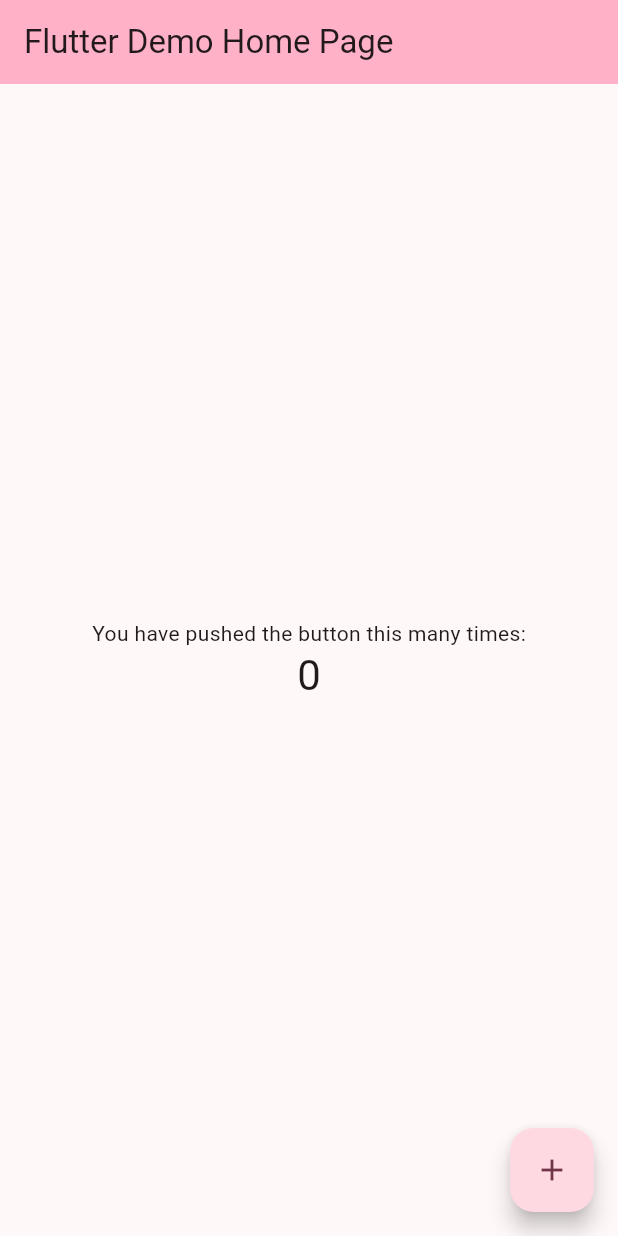
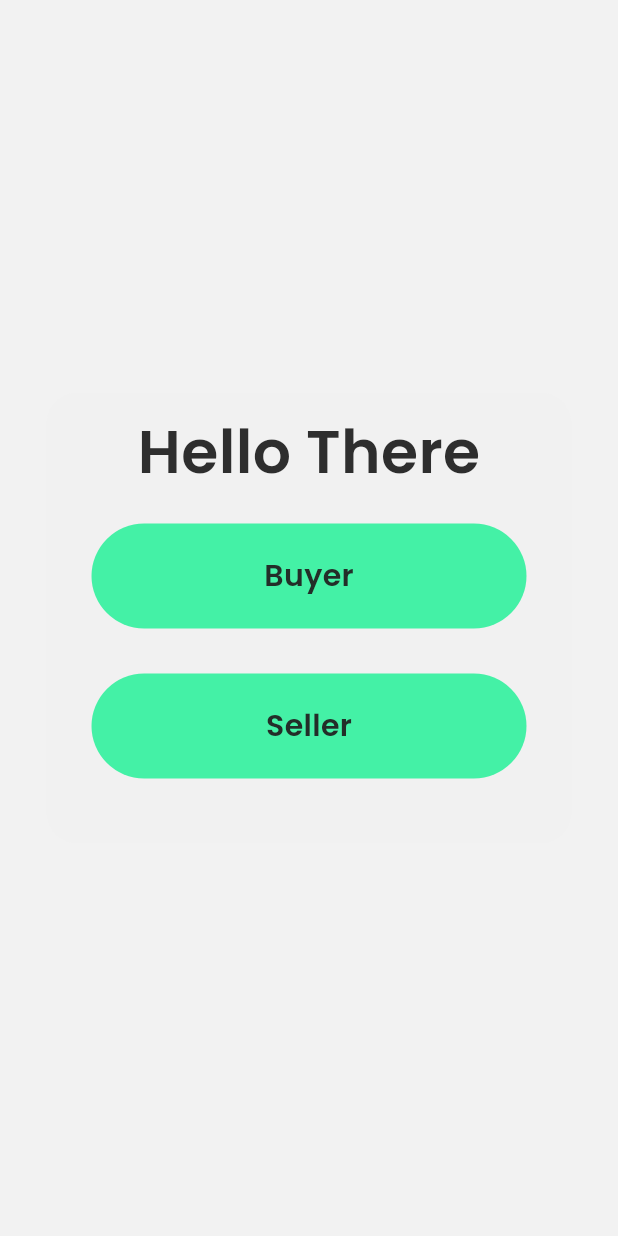
Before and after one commit to GouthamCArun/bazar, a Flutter app: the screen it shows after launch, on a phone screen of 412 x 824 dp. Run offline on Flutter 3.47's test engine with Material 2 defaults, Android fonts, the phone set to English and light mode, and no system bars; our stand-ins replace google_fonts.

Commit message:
divider page done

```diff
--- /dev/null
+++ b/lib/Ui/buying_home.dart
@@ -0,0 +1,17 @@
+import 'package:flutter/material.dart';
+
+class BuyingHome extends StatefulWidget {
+  const BuyingHome({super.key});
+
+  @override
+  State<BuyingHome> createState() => _BuyingHomeState();
+}
+
+class _BuyingHomeState extends State<BuyingHome> {
+  @override
+  Widget build(BuildContext context) {
+    return const Scaffold(
+body: Text('BUY NOW'),
+    );
+  }
+}
--- /dev/null
+++ b/lib/Ui/divider.dart
@@ -0,0 +1,91 @@
+import 'package:bazaar/Ui/buying_home.dart';
+import 'package:flutter/material.dart';
+import 'package:google_fonts/google_fonts.dart';
+
+class DividerPage extends StatelessWidget {
+  const DividerPage({super.key});
+
+  @override
+  Widget build(BuildContext context) {
+    return SafeArea(
+        child: Center(
+      child: Container(
+        padding: const EdgeInsets.all(10),
+        height: 300,
+        width: 350,
+        decoration: const BoxDecoration(
+            borderRadius: BorderRadius.all(Radius.circular(20)),
+            color: Color(0xfff1f1f1f1)),
+        child: Column(
+          children: [
+            Text(
+              'Hello There',
+              style: GoogleFonts.poppins(
+                  fontWeight: FontWeight.w600,
+                  fontSize: 40,
+                  color: const Color.fromARGB(239, 33, 33, 33)),
+            ),
+            const SizedBox(
+              height: 20,
+            ),
+            GestureDetector(
+              onTap: () {
+                Navigator.push(
+                  context,
+                  MaterialPageRoute(
+                    builder: (context) => const BuyingHome(),
+                  ),
+                );
+              },
+              child: Container(
+                height: 70,
+                width: 290,
+                decoration: const BoxDecoration(
+                  color: Color(0xFF44f1a6),
+                  borderRadius: BorderRadius.all(Radius.circular(40)),
+                ),
+                child: Center(
+                  child: Text(
+                    'Buyer',
+                    style: GoogleFonts.poppins(
+                        fontWeight: FontWeight.w600,
+                        fontSize: 20,
+                        color: const Color.fromARGB(239, 33, 33, 33)),
+                  ),
+                ),
+              ),
+            ),
+            const SizedBox(
+              height: 30,
+            ),
+            GestureDetector(
+              onTap: () {
+                Navigator.push(
+                    context,
+                    MaterialPageRoute(
+                        builder: (context) => const BuyingHome()));
+              },
+              child: Container(
+                height: 70,
+                width: 290,
+                decoration: const BoxDecoration(
+                  color: Color(0xFF44f1a6),
+                  borderRadius: BorderRadius.all(Radius.circular(40)),
+                ),
+                child: Center(
+                  child: Text(
+                    'Seller',
+                    style: GoogleFonts.poppins(
+                        fontWeight: FontWeight.w600,
+                        fontSize: 20,
+                        color: const Color.fromARGB(239, 33, 33, 33)),
+                  ),
+                ),
+              ),
+            ),
+          ],
+        ),
+      ),
+    ));
+  }
+}
--- a/lib/main.dart
+++ b/lib/main.dart
@@ -1,4 +1,6 @@
 import 'package:flutter/material.dart';
+
+import 'Ui/divider.dart';
 
 void main() {
   runApp(const MyApp());
@@ -13,113 +15,12 @@ class MyApp extends StatelessWidget {
     return MaterialApp(
       title: 'Flutter Demo',
       theme: ThemeData(
-        // This is the theme of your application.
-        //
-        // TRY THIS: Try running your application with "flutter run". You'll see
-        // the application has a blue toolbar. Then, without quitting the app,
-        // try changing the seedColor in the colorScheme below to Colors.green
-        // and then invoke "hot reload" (save your changes or press the "hot
-        // reload" button in a Flutter-supported IDE, or press "r" if you used
-        // the command line to start the app).
-        //
-        // Notice that the counter didn't reset back to zero; the application
-        // state is not lost during the reload. To reset the state, use hot
-        // restart instead.
-        //
-        // This works for code too, not just values: Most code changes can be
-        // tested with just a hot reload.
         colorScheme: ColorScheme.fromSeed(seedColor: const Color.fromARGB(255, 0, 0, 0)),
         useMaterial3: true,
       ),
-      home: const MyHomePage(title: 'Flutter Demo Home Page'),
+      home: const Scaffold(
+        backgroundColor: Color(0xfff1f1f1f1),
+        body: DividerPage()),
     );
   }
 }
-
-class MyHomePage extends StatefulWidget {
-  const MyHomePage({super.key, required this.title});
-
-  // This widget is the home page of your application. It is stateful, meaning
-  // that it has a State object (defined below) that contains fields that affect
-  // how it looks.
-
-  // This class is the configuration for the state. It holds the values (in this
-  // case the title) provided by the parent (in this case the App widget) and
-  // used by the build method of the State. Fields in a Widget subclass are
-  // always marked "final".
-
-  final String title;
-
-  @override
-  State<MyHomePage> createState() => _MyHomePageState();
-}
-
-class _MyHomePageState extends State<MyHomePage> {
-  int _counter = 0;
-
-  void _incrementCounter() {
-    setState(() {
-      // This call to setState tells the Flutter framework that something has
-      // changed in this State, which causes it to rerun the build method below
-      // so that the display can reflect the updated values. If we changed
-      // _counter without calling setState(), then the build method would not be
-      // called again, and so nothing would appear to happen.
-      _counter++;
-    });
-  }
-
-  @override
-  Widget build(BuildContext context) {
-    // This method is rerun every time setState is called, for instance as done
-    // by the _incrementCounter method above.
-    //
-    // The Flutter framework has been optimized to make rerunning build methods
-    // fast, so that you can just rebuild anything that needs updating rather
-    // than having to individually change instances of widgets.
-    return Scaffold(
-      appBar: AppBar(
-        // TRY THIS: Try changing the color here to a specific color (to
-        // Colors.amber, perhaps?) and trigger a hot reload to see the AppBar
-        // change color while the other colors stay the same.
-        backgroundColor: Theme.of(context).colorScheme.inversePrimary,
-        // Here we take the value from the MyHomePage object that was created by
-        // the App.build method, and use it to set our appbar title.
-        title: Text(widget.title),
-      ),
-      body: Center(
-        // Center is a layout widget. It takes a single child and positions it
-        // in the middle of the parent.
-        child: Column(
-          // Column is also a layout widget. It takes a list of children and
-          // arranges them vertically. By default, it sizes itself to fit its
-          // children horizontally, and tries to be as tall as its parent.
-          //
-          // Column has various properties to control how it sizes itself and
-          // how it positions its children. Here we use mainAxisAlignment to
-          // center the children vertically; the main axis here is the vertical
-          // axis because Columns are vertical (the cross axis would be
-          // horizontal).
-          //
-          // TRY THIS: Invoke "debug painting" (choose the "Toggle Debug Paint"
-          // action in the IDE, or press "p" in the console), to see the
-          // wireframe for each widget.
-          mainAxisAlignment: MainAxisAlignment.center,
-          children: <Widget>[
-            const Text(
-              'You have pushed the button this many times:',
-            ),
-            Text(
-              '$_counter',
-              style: Theme.of(context).textTheme.headlineMedium,
-            ),
-          ],
-        ),
-      ),
-      floatingActionButton: FloatingActionButton(
-        onPressed: _incrementCounter,
-        tooltip: 'Increment',
-        child: const Icon(Icons.add),
-      ), // This trailing comma makes auto-formatting nicer for build methods.
-    );
-  }
-}
--- a/pubspec.yaml
+++ b/pubspec.yaml
@@ -35,6 +35,7 @@ dependencies:
   # The following adds the Cupertino Icons font to your application.
   # Use with the CupertinoIcons class for iOS style icons.
   cupertino_icons: ^1.0.2
+  google_fonts: ^5.1.0
 
 dev_dependencies:
   flutter_test:
```
Also changed, not shown: pubspec.lock.
